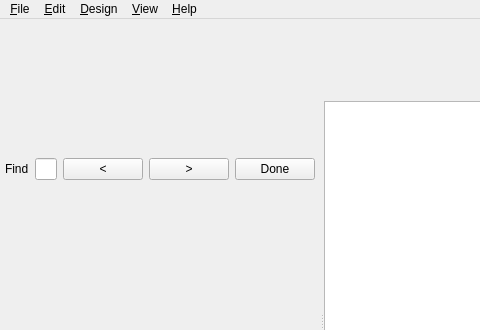
First picture: the form in src/MainWindow.ui, repository openscad/openscad, before the edit; both pictures show x 0 to 480 and y 0 to 330 of the 681 by 647 pixel window.
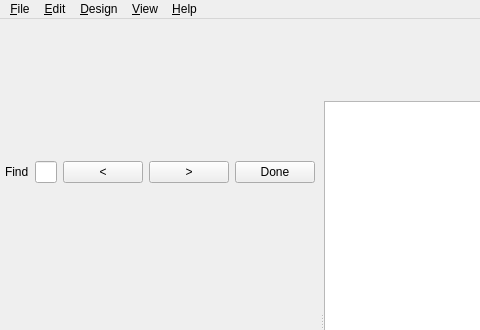
Second picture: the form after the edit. Custom widgets are drawn as their Qt base class.

Commit message: Editor: Reduce find panel bottom margin

Patch:
```diff
--- a/src/MainWindow.ui
+++ b/src/MainWindow.ui
@@ -34,6 +34,12 @@
       </property>
       <widget class="QWidget" name="editorlayoutwidget">
        <layout class="QVBoxLayout" name="verticalLayout_2">
+        <property name="spacing">
+         <number>0</number>
+        </property>
+        <property name="topMargin">
+         <number>2</number>
+        </property>
         <item>
          <widget class="QFrame" name="find_panel">
           <property name="enabled">
```
